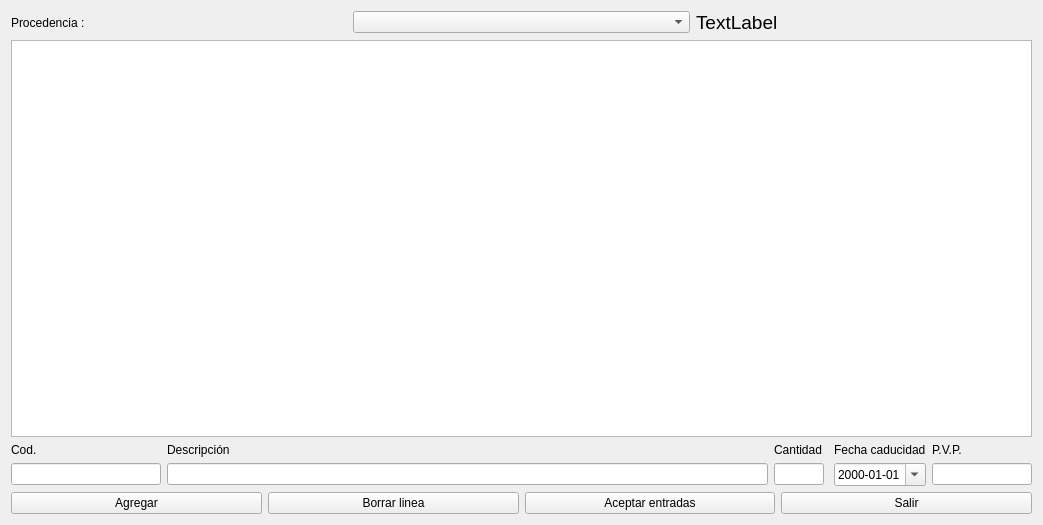
This is entradamercancia.ui in Ladis72/tienda as Qt 5 draws it before an edit. The edited form follows.
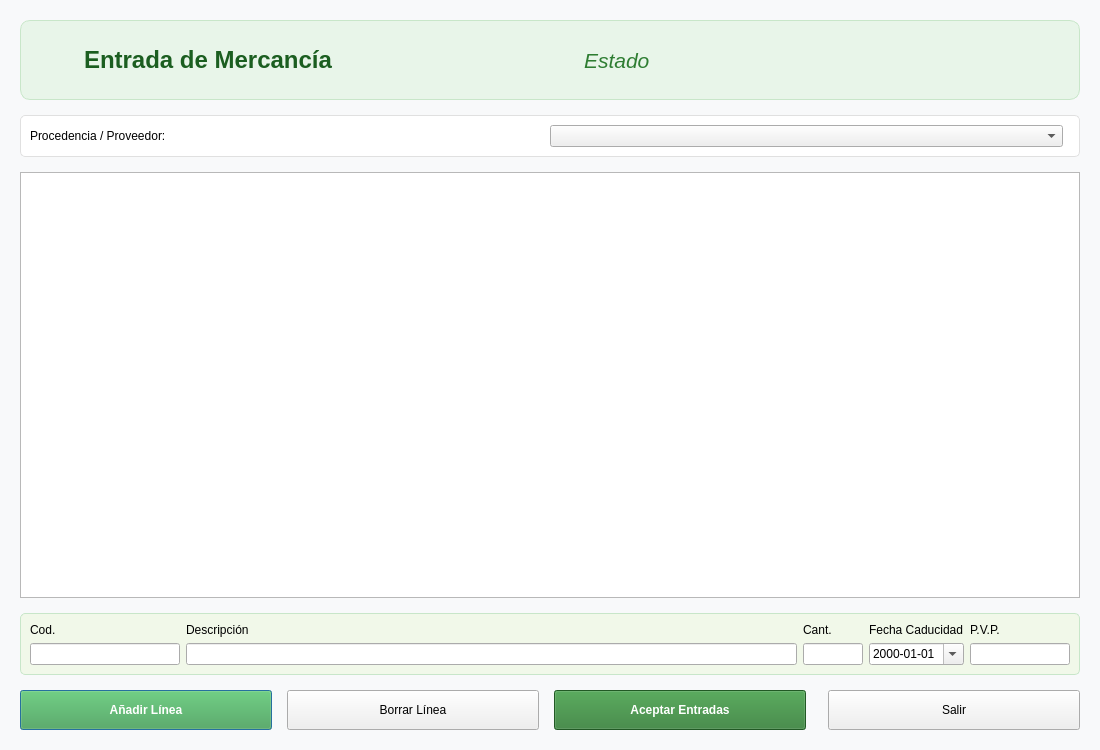
This is the edited form. Icons and pictures are not drawn.

Patch:
```diff
--- a/entradamercancia.ui
+++ b/entradamercancia.ui
@@ -6,33 +6,152 @@
    <rect>
     <x>0</x>
     <y>0</y>
-    <width>1043</width>
-    <height>525</height>
+    <width>1100</width>
+    <height>750</height>
    </rect>
   </property>
   <property name="windowTitle">
+   <string>Entrada de Mercancía / Almacén</string>
+  </property>
+  <property name="styleSheet">
+   <string notr="true">QDialog { background-color: #f8f9fa; }</string>
+  </property>
+  <layout class="QVBoxLayout" name="mainVerticalLayout">
+   <property name="spacing">
+    <number>15</number>
+   </property>
+   <property name="leftMargin">
+    <number>20</number>
+   </property>
+   <property name="topMargin">
+    <number>20</number>
+   </property>
+   <property name="rightMargin">
+    <number>20</number>
+   </property>
+   <property name="bottomMargin">
+    <number>20</number>
+   </property>
+   <item>
+    <widget class="QFrame" name="headerFrame">
+     <property name="minimumSize">
+      <size>
+       <width>0</width>
+       <height>80</height>
+      </size>
+     </property>
+     <property name="styleSheet">
+      <string notr="true">QFrame#headerFrame {
+    background-color: #e8f5e9;
+    border-radius: 10px;
+    border: 1px solid #c8e6c9;
+}</string>
+     </property>
+     <layout class="QHBoxLayout" name="horizontalLayoutHeader">
+      <item>
+       <widget class="QLabel" name="labelIcono">
+        <property name="maximumSize">
+         <size>
+          <width>48</width>
+          <height>48</height>
+         </size>
+        </property>
+        <property name="pixmap">
+         <pixmap>../iconos/entradas.png</pixmap>
+        </property>
+        <property name="scaledContents">
+         <bool>true</bool>
+        </property>
+       </widget>
+      </item>
+      <item>
+       <widget class="QLabel" name="labelTitle">
+        <property name="font">
+         <font>
+          <pointsize>18</pointsize>
+          <bold>true</bold>
+         </font>
+        </property>
+        <property name="styleSheet">
+         <string notr="true">color: #1b5e20;</string>
+        </property>
+        <property name="text">
    <string>Entrada de Mercancía</string>
   </property>
-  <layout class="QGridLayout" name="gridLayout_2">
-   <item row="0" column="0">
+       </widget>
+      </item>
+      <item>
+       <spacer name="horizontalSpacerHeader">
+        <property name="orientation">
+         <enum>Qt::Orientation::Horizontal</enum>
+        </property>
+       </spacer>
+      </item>
+      <item>
+       <widget class="QLabel" name="lbProductos">
+        <property name="font">
+         <font>
+          <pointsize>16</pointsize>
+          <italic>true</italic>
+         </font>
+        </property>
+        <property name="styleSheet">
+         <string notr="true">color: #2e7d32;</string>
+        </property>
+        <property name="text">
+         <string>Estado</string>
+        </property>
+       </widget>
+      </item>
+     </layout>
+    </widget>
+   </item>
+   <item>
+    <widget class="QFrame" name="sourceFrame">
+     <property name="styleSheet">
+      <string notr="true">QFrame#sourceFrame { background-color: white; border-radius: 5px; border: 1px solid #e0e0e0; }</string>
+     </property>
+     <layout class="QHBoxLayout" name="horizontalLayoutSrc">
+      <item>
     <widget class="QLabel" name="label_6">
      <property name="text">
-      <string>Procedencia :</string>
+         <string>Procedencia / Proveedor:</string>
      </property>
     </widget>
    </item>
-   <item row="0" column="1">
-    <widget class="QComboBox" name="comboBoxProcedencia"/>
-   </item>
-   <item row="1" column="0" colspan="3">
+      <item>
+       <widget class="QComboBox" name="comboBoxProcedencia">
+        <property name="minimumSize">
+         <size>
+          <width>300</width>
+          <height>0</height>
+         </size>
+        </property>
+       </widget>
+      </item>
+      <item>
+       <spacer name="horizontalSpacerSrc">
+        <property name="orientation">
+         <enum>Qt::Orientation::Horizontal</enum>
+        </property>
+       </spacer>
+      </item>
+     </layout>
+    </widget>
+   </item>
+   <item>
     <widget class="QTableView" name="tableView">
-     <property name="sortingEnabled">
+     <property name="alternatingRowColors">
       <bool>true</bool>
      </property>
     </widget>
    </item>
-   <item row="2" column="0" colspan="3">
-    <layout class="QGridLayout" name="gridLayout">
+   <item>
+    <widget class="QFrame" name="entryFrame">
+     <property name="styleSheet">
+      <string notr="true">QFrame#entryFrame { background-color: #f1f8e9; border-radius: 5px; border: 1px solid #c8e6c9; }</string>
+     </property>
+     <layout class="QGridLayout" name="gridLayout_Entry">
      <item row="0" column="0">
       <widget class="QLabel" name="label">
        <property name="text">
@@ -50,7 +169,21 @@
      <item row="0" column="2">
       <widget class="QLabel" name="label_3">
        <property name="text">
-        <string>Cantidad</string>
+         <string>Cant.</string>
+        </property>
+       </widget>
+      </item>
+      <item row="0" column="3">
+       <widget class="QLabel" name="label_4">
+        <property name="text">
+         <string>Fecha Caducidad</string>
+        </property>
+       </widget>
+      </item>
+      <item row="0" column="4">
+       <widget class="QLabel" name="label_5">
+        <property name="text">
+         <string>P.V.P.</string>
        </property>
       </widget>
      </item>
@@ -70,20 +203,17 @@
      <item row="1" column="1">
       <widget class="QLineEdit" name="lineEditDesc"/>
      </item>
-     <item row="1" column="2" colspan="2">
+      <item row="1" column="2">
       <widget class="QLineEdit" name="lineEditUds">
        <property name="maximumSize">
         <size>
-         <width>50</width>
+          <width>60</width>
          <height>16777215</height>
         </size>
        </property>
-       <property name="maxLength">
-        <number>3</number>
-       </property>
-      </widget>
-     </item>
-     <item row="1" column="4" colspan="2">
+       </widget>
+      </item>
+      <item row="1" column="3">
       <widget class="QDateEdit" name="dateEditCaducidad">
        <property name="displayFormat">
         <string>yyyy-MM-dd</string>
@@ -93,21 +223,7 @@
        </property>
       </widget>
      </item>
-     <item row="0" column="6">
-      <widget class="QLabel" name="label_5">
-       <property name="text">
-        <string>P.V.P.</string>
-       </property>
-      </widget>
-     </item>
-     <item row="0" column="4" colspan="2">
-      <widget class="QLabel" name="label_4">
-       <property name="text">
-        <string>Fecha caducidad</string>
-       </property>
-      </widget>
-     </item>
-     <item row="1" column="6">
+      <item row="1" column="4">
       <widget class="QLineEdit" name="lineEditPVP">
        <property name="maximumSize">
         <size>
@@ -121,66 +237,80 @@
       </widget>
      </item>
     </layout>
+    </widget>
    </item>
-   <item row="3" column="0" colspan="3">
-    <layout class="QHBoxLayout" name="horizontalLayout">
+   <item>
+    <layout class="QHBoxLayout" name="horizontalLayoutActions">
      <item>
       <widget class="QPushButton" name="pushButtonAgregarLinea">
+       <property name="minimumSize">
+        <size>
+         <width>120</width>
+         <height>40</height>
+        </size>
+       </property>
        <property name="text">
-        <string>Agregar</string>
+        <string>Añadir Línea</string>
        </property>
-       <property name="autoDefault">
-        <bool>false</bool>
+       <property name="styleSheet">
+        <string notr="true">QPushButton { background-color: #43a047; color: white; font-weight: bold; }</string>
        </property>
       </widget>
      </item>
      <item>
       <widget class="QPushButton" name="pushButtonBorrar">
-       <property name="text">
-        <string>Borrar linea</string>
+       <property name="minimumSize">
+        <size>
+         <width>120</width>
+         <height>40</height>
+        </size>
        </property>
-       <property name="autoDefault">
-        <bool>false</bool>
+       <property name="text">
+        <string>Borrar Línea</string>
        </property>
       </widget>
      </item>
      <item>
       <widget class="QPushButton" name="pushButtonAceptar">
+       <property name="minimumSize">
+        <size>
+         <width>180</width>
+         <height>40</height>
+        </size>
+       </property>
        <property name="text">
-        <string>Aceptar entradas</string>
+        <string>Aceptar Entradas</string>
        </property>
-       <property name="autoDefault">
-        <bool>false</bool>
+       <property name="styleSheet">
+        <string notr="true">QPushButton { background-color: #2e7d32; color: white; font-weight: bold; }</string>
        </property>
       </widget>
      </item>
+     <item>
+      <spacer name="horizontalSpacerActions">
+       <property name="orientation">
+        <enum>Qt::Orientation::Horizontal</enum>
+       </property>
+      </spacer>
+     </item>
      <item>
       <widget class="QPushButton" name="pushButtonSalir">
-       <property name="focusPolicy">
-        <enum>Qt::FocusPolicy::ClickFocus</enum>
+       <property name="minimumSize">
+        <size>
+         <width>100</width>
+         <height>40</height>
+        </size>
        </property>
        <property name="text">
         <string>Salir</string>
        </property>
-       <property name="autoDefault">
-        <bool>false</bool>
+       <property name="shortcut">
+        <string>Esc</string>
        </property>
       </widget>
      </item>
     </layout>
    </item>
-   <item row="0" column="2">
-    <widget class="QLabel" name="lbProductos">
-     <property name="font">
-      <font>
-       <pointsize>14</pointsize>
-      </font>
-     </property>
-     <property name="text">
-      <string>TextLabel</string>
-     </property>
-    </widget>
-   </item>
   </layout>
  </widget>
  <tabstops>
```
Left out of the diff: 37 changed lines with no effect on the pictures. Lines whose indentation alone changed are shown as unchanged.
